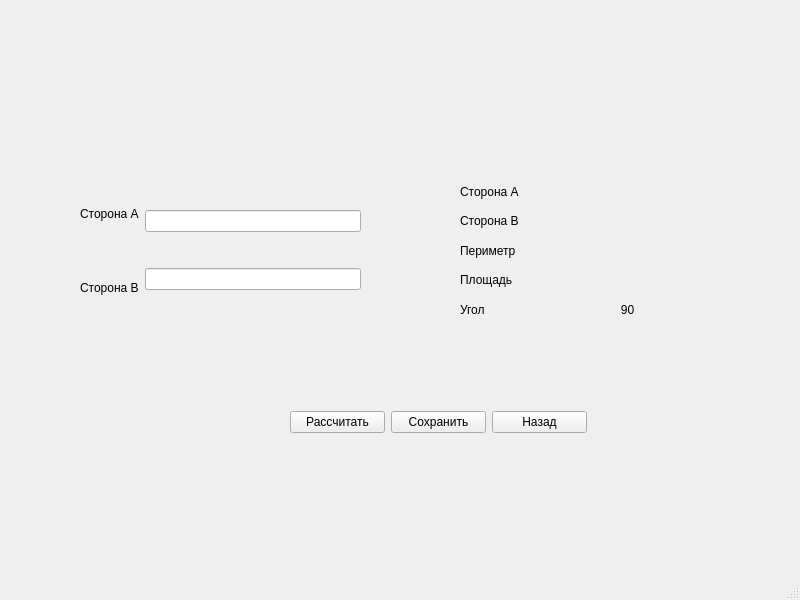
First picture: the form in FigureCreation/rectanglecreation.ui, repository momooshi/GeometryAssistance, before the edit.
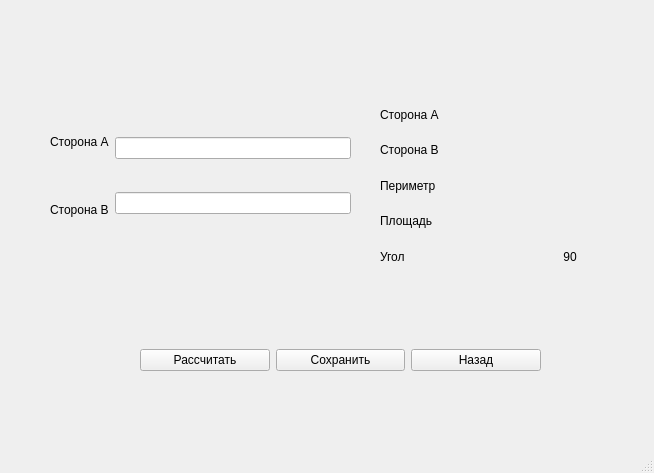
Second picture: the form after the edit.

```diff
--- a/FigureCreation/rectanglecreation.ui
+++ b/FigureCreation/rectanglecreation.ui
@@ -6,8 +6,8 @@
    <rect>
     <x>0</x>
     <y>0</y>
-    <width>800</width>
-    <height>600</height>
+    <width>654</width>
+    <height>473</height>
    </rect>
   </property>
   <property name="windowTitle">
@@ -17,10 +17,10 @@
    <widget class="QWidget" name="layoutWidget">
     <property name="geometry">
      <rect>
-      <x>290</x>
-      <y>410</y>
-      <width>297</width>
-      <height>25</height>
+      <x>140</x>
+      <y>340</y>
+      <width>401</width>
+      <height>41</height>
      </rect>
     </property>
     <layout class="QHBoxLayout" name="horizontalLayout">
@@ -50,10 +50,10 @@
    <widget class="QWidget" name="layoutWidget">
     <property name="geometry">
      <rect>
-      <x>460</x>
-      <y>180</y>
-      <width>221</width>
-      <height>141</height>
+      <x>380</x>
+      <y>100</y>
+      <width>251</width>
+      <height>171</height>
      </rect>
     </property>
     <layout class="QHBoxLayout" name="horizontalLayout_2">
@@ -155,10 +155,10 @@
    <widget class="QWidget" name="layoutWidget">
     <property name="geometry">
      <rect>
-      <x>80</x>
-      <y>180</y>
-      <width>281</width>
-      <height>141</height>
+      <x>50</x>
+      <y>110</y>
+      <width>301</width>
+      <height>131</height>
      </rect>
     </property>
     <layout class="QHBoxLayout" name="horizontalLayout_3">
```
Left out of the diff: 4 changed lines with no effect on the pictures.
